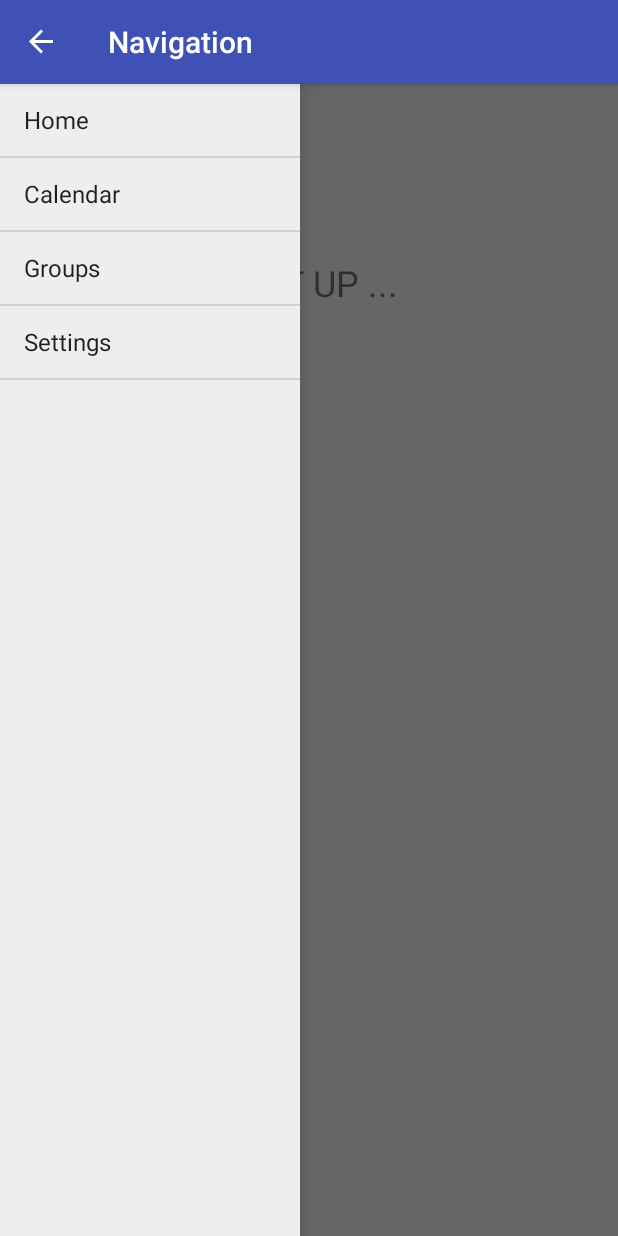
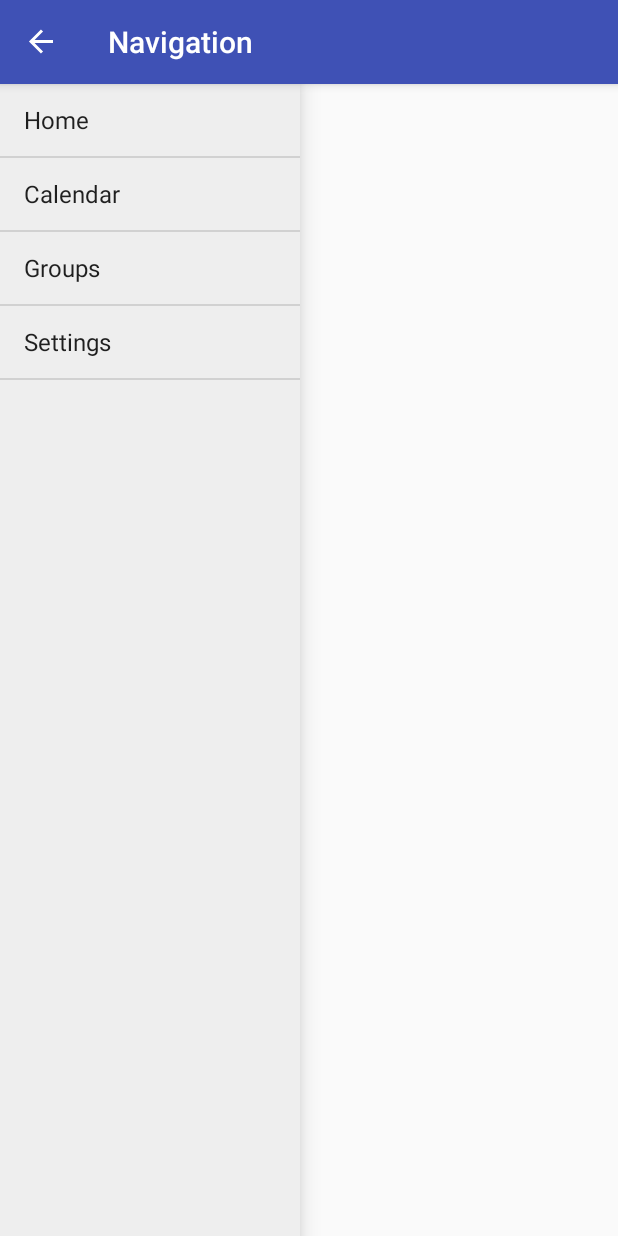
Before and after one commit to milldr/meet-up, an Android app: the screen it shows after launch (MainActivity), with the side drawer open, on a phone screen of 412 x 824 dp. Run offline under Robolectric (Android 15) with nearby library versions, the phone set to English and light mode, and no system bars.

Commit message:
recommit before creating fragements for other pages

```diff
--- a/app/src/main/java/com/example/daniel/meet_up/MainActivity.java
+++ b/app/src/main/java/com/example/daniel/meet_up/MainActivity.java
@@ -1,5 +1,6 @@
 package com.example.daniel.meet_up;
 
+import android.content.Intent;
 import android.support.v7.app.AppCompatActivity;
 import android.os.Bundle;
 import android.support.v4.widget.DrawerLayout;
--- a/app/src/main/res/layout/activity_main.xml
+++ b/app/src/main/res/layout/activity_main.xml
@@ -1,39 +1,11 @@
+<?xml version="1.0" encoding="utf-8"?>
 <android.support.v4.widget.DrawerLayout
-    xmlns:android="http://schemas.android.com/apk/res/android"
-    xmlns:tools="http://schemas.android.com/tools"
-    android:id="@+id/drawer_layout"
-    android:layout_width="match_parent"
-    android:layout_height="match_parent">
+xmlns:android="http://schemas.android.com/apk/res/android"
+xmlns:tools="http://schemas.android.com/tools"
+android:id="@+id/drawer_layout"
+android:layout_width="match_parent"
+android:layout_height="match_parent">
 
-    <!-- The first child in the layout is for the main Activity UI-->
-    <RelativeLayout
-        android:layout_width="match_parent"
-        android:layout_height="match_parent"
-        android:paddingLeft="@dimen/activity_horizontal_margin"
-        android:paddingRight="@dimen/activity_horizontal_margin"
-        android:paddingTop="@dimen/activity_vertical_margin"
-        android:paddingBottom="@dimen/activity_vertical_margin"
-        tools:context=".MainActivity"
-        android:background="#ffffffff">
-
-        <TextView
-            android:layout_width="wrap_content"
-            android:layout_height="wrap_content"
-            android:layout_centerHorizontal="true"
-            android:text="MEET UP ... "
-            android:textSize="24sp"
-            android:gravity="center"
-            android:layout_marginTop="100dp"/>
-
-        <ImageView
-            android:layout_width="wrap_content"
-            android:layout_height="wrap_content"
-            android:layout_alignParentBottom="true"
-            android:layout_centerHorizontal="true"/>
-
-    </RelativeLayout>
-
-    <!-- Side navigation drawer UI -->
     <ListView
         android:id="@+id/navList"
         android:layout_width="200dp"
```
